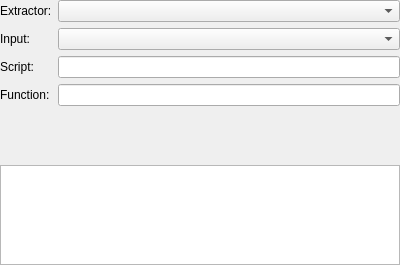
Above: src/extractoreditorwidget.ui from KDE/kitinerary-workbench before the change. Below: the same form after it.
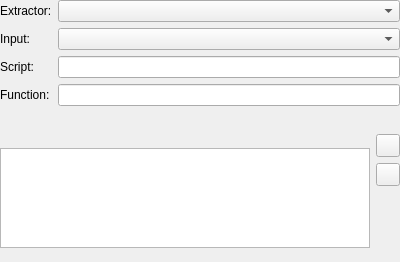
That is the form after the change. Icons and pictures are not drawn.

Commit message: Allow to add and remove filters

```diff
--- a/src/extractoreditorwidget.ui
+++ b/src/extractoreditorwidget.ui
@@ -7,7 +7,7 @@
     <x>0</x>
     <y>0</y>
     <width>400</width>
-    <height>265</height>
+    <height>262</height>
    </rect>
   </property>
   <layout class="QVBoxLayout" name="topLayout">
@@ -80,6 +80,8 @@
     </layout>
    </item>
    <item>
+    <layout class="QGridLayout" name="gridLayout">
+     <item row="0" column="0" rowspan="3">
     <widget class="QTreeView" name="filterView">
      <property name="sizePolicy">
       <sizepolicy hsizetype="Expanding" vsizetype="Preferred">
@@ -97,6 +99,38 @@
       <bool>false</bool>
      </property>
     </widget>
+     </item>
+     <item row="0" column="1">
+      <widget class="QToolButton" name="addFilterButton">
+       <property name="icon">
+        <iconset theme="list-add"/>
+       </property>
+      </widget>
+     </item>
+     <item row="1" column="1">
+      <widget class="QToolButton" name="removeFilterButton">
+       <property name="icon">
+        <iconset theme="list-remove"/>
+       </property>
+      </widget>
+     </item>
+     <item row="2" column="1">
+      <spacer name="verticalSpacer">
+       <property name="orientation">
+        <enum>Qt::Vertical</enum>
+       </property>
+       <property name="sizeType">
+        <enum>QSizePolicy::Minimum</enum>
+       </property>
+       <property name="sizeHint" stdset="0">
+        <size>
+         <width>0</width>
+         <height>0</height>
+        </size>
+       </property>
+      </spacer>
+     </item>
+    </layout>
    </item>
   </layout>
  </widget>
```
Lines whose indentation alone changed are shown as unchanged. The commit also changes 1 other file.
